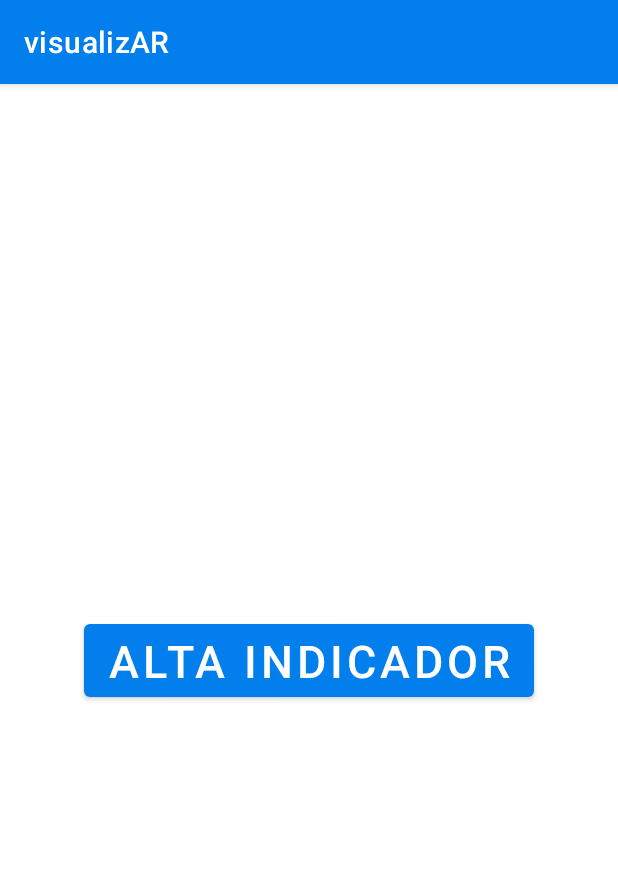
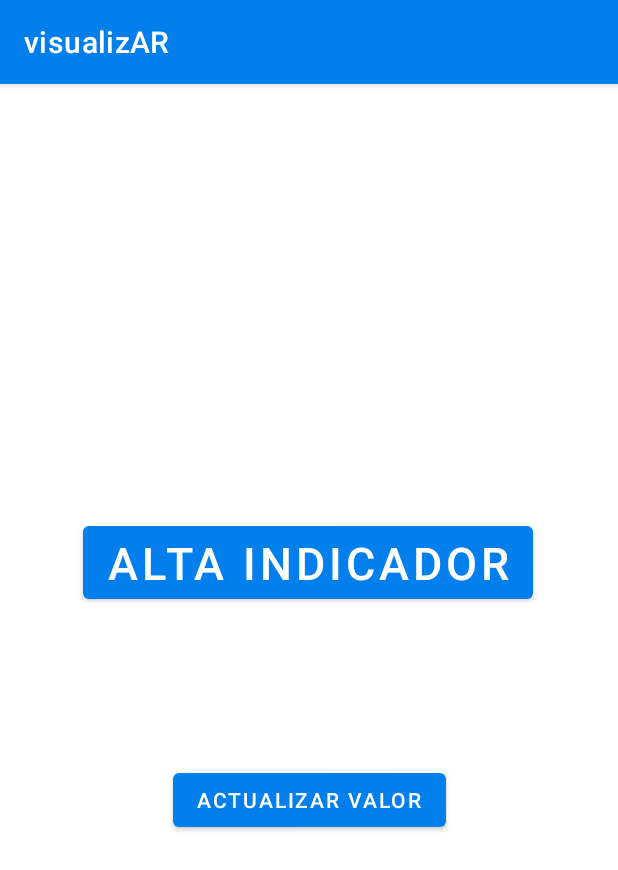
Before and after one commit to emi-carlucci/visualizAR, an Android app: the Home screen opened directly, with no data from a screen before it, on a phone screen of 412 x 824 dp. Shown: the top 870 px of the screen. Run offline under Robolectric (Android 15) with nearby library versions, the phone set to English and light mode, and no system bars.

Commit message:
Se sube la pantalla de actualizar valor de un indicador

```diff
--- a/app/src/main/java/com/example/visualizar/Home.kt
+++ b/app/src/main/java/com/example/visualizar/Home.kt
@@ -23,6 +23,7 @@ class Home : Fragment() {
 
     lateinit var v : View
     lateinit var btnALTA : Button
+    lateinit var btnActualizarValor: Button
 
     override fun onCreate(savedInstanceState: Bundle?) {
         super.onCreate(savedInstanceState)
@@ -36,16 +37,21 @@ class Home : Fragment() {
         // Inflate the layout for this fragment
         v = inflater.inflate(R.layout.fragment_home, container, false)
         btnALTA = v.findViewById(R.id.btnALTA)
+        btnActualizarValor = v.findViewById(R.id.buttonUpdateIndicador)
         return v
     }
 
     override fun onStart() {
         super.onStart()
         btnALTA.setOnClickListener{
-            // lleva a FORMULARIO DE ALTA
             println("ALTA de INDICADOR....")
+            val action = HomeDirections.actionHome2ToIndicadorALTA()
+            v.findNavController().navigate(action)
+        }
 
-            val action = HomeDirections.actionHome2ToIndicadorALTA()
+        btnActualizarValor.setOnClickListener{
+            println("Actualizar Valor de Indicador....")
+            val action = HomeDirections.actionHome2ToActualizarValorFragment()
             v.findNavController().navigate(action)
         }
     }
--- a/app/src/main/res/layout/fragment_acciones.xml
+++ b/app/src/main/res/layout/fragment_acciones.xml
@@ -147,8 +147,7 @@
         android:id="@+id/guideline2"
         android:layout_width="0dp"
         android:layout_height="wrap_content"
-        android:orientation="vertical"
-        app:layout_constraintGuide_begin="70" />
+        android:orientation="vertical" />
 
     <androidx.constraintlayout.widget.Guideline
         android:id="@+id/guideline3"
--- a/app/src/main/res/layout/fragment_home.xml
+++ b/app/src/main/res/layout/fragment_home.xml
@@ -15,6 +15,19 @@
         android:textSize="30sp"
         app:layout_constraintBottom_toBottomOf="parent"
         app:layout_constraintEnd_toEndOf="parent"
+        app:layout_constraintHorizontal_bias="0.495"
         app:layout_constraintStart_toStartOf="parent"
-        app:layout_constraintTop_toTopOf="parent" />
+        app:layout_constraintTop_toTopOf="parent"
+        app:layout_constraintVertical_bias="0.408" />
+
+    <Button
+        android:id="@+id/buttonUpdateIndicador"
+        android:layout_width="wrap_content"
+        android:layout_height="wrap_content"
+        android:text="Actualizar Valor"
+        app:layout_constraintBottom_toBottomOf="parent"
+        app:layout_constraintEnd_toEndOf="parent"
+        app:layout_constraintStart_toStartOf="parent"
+        app:layout_constraintTop_toBottomOf="@+id/btnALTA"
+        app:layout_constraintVertical_bias="0.28" />
 </androidx.constraintlayout.widget.ConstraintLayout>
--- a/app/src/main/res/navigation/navgraph.xml
+++ b/app/src/main/res/navigation/navgraph.xml
@@ -10,6 +10,9 @@
         android:label="fragment_home"
         tools:layout="@layout/fragment_home" >
         <action
+            android:id="@+id/action_home2_to_actualizarValorFragment"
+            app:destination="@id/actualizarValorFragment" />
+        <action
             android:id="@+id/action_home2_to_indicador_ALTA"
             app:destination="@id/indicador_ALTA" />
     </fragment>
@@ -18,4 +21,9 @@
         android:name="com.example.visualizar.Indicador_ALTA"
         android:label="indicador_alta"
         tools:layout="@layout/indicador_alta" />
+    <fragment
+        android:id="@+id/actualizarValorFragment"
+        android:name="com.example.visualizar.ActualizarValorFragment"
+        android:label="fragment_actualizar_valor"
+        tools:layout="@layout/fragment_actualizar_valor" />
 </navigation>
```
Also changed, not shown: app/src/main/java/com/example/visualizar/ActualizarValorFragment.kt (added, +40 -0 lines), app/src/main/res/layout/fragment_actualizar_valor.xml (added, +105 -0 lines), app/src/main/res/values/strings.xml (+7 -5 lines).
